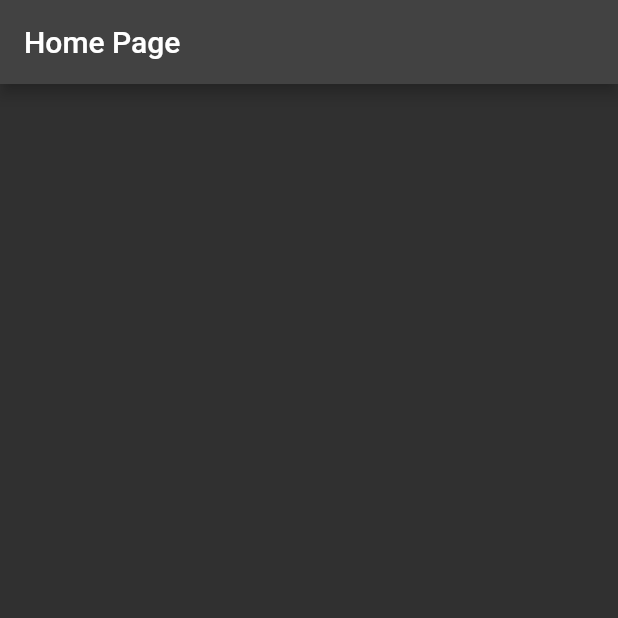
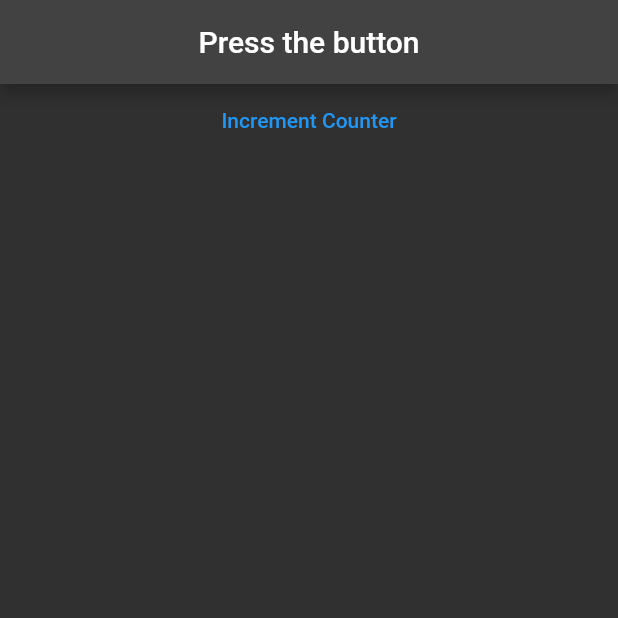
Before and after one commit to AritraPal147/Riverpod-Demo-2, a Flutter app: the screen it shows after launch, on a phone screen of 412 x 824 dp, the top half of it. Run offline on Flutter 3.47's test engine with Material 2 defaults, Android fonts, the phone set to English and light mode, and no system bars; our stand-ins replace hooks_riverpod.

Commit message:
Added Increment Button and its functionality

```diff
--- a/lib/main.dart
+++ b/lib/main.dart
@@ -1,7 +1,9 @@
 import 'package:flutter/material.dart';
+import 'package:hooks_riverpod/hooks_riverpod.dart';
 
 void main() {
-  runApp(MaterialApp(
+  runApp(ProviderScope(
+    child: MaterialApp(
       title: 'Flutter Hooks Demo',
       theme: ThemeData(
         primarySwatch: Colors.blue,
@@ -10,6 +12,7 @@ void main() {
       themeMode: ThemeMode.dark,
       debugShowCheckedModeBanner: false,
       home: const HomePage(),
+    ),
   ));
 }
 
@@ -34,14 +37,55 @@ extension OptionalInfixAddition<T extends num> on T? {
   }
 }
 
-class HomePage extends StatelessWidget {
+class Counter extends StateNotifier<int?> {
+  /// Constructor for [StateNotifier]
+  Counter() : super(null);
+
+  /// Increments value of [state]
+  ///
+  /// If [state] is null (initial state), sets [state] = 1
+  /// otherwise, increases value of state by 1
+  void increment() => state = state == null ? 1 : state + 1;
+}
+
+/// Creates a [StateNotifierProvider] based on our [Counter] class, which is
+/// a [StateNotifier]
+final counterProvider = StateNotifierProvider<Counter, int?>(
+  (ref) => Counter(),
+);
+
+class HomePage extends ConsumerWidget {
   const HomePage({Key? key}) : super(key: key);
 
+  /// [ref] provides a reference to our provider
   @override
-  Widget build(BuildContext context) {
+  Widget build(BuildContext context, WidgetRef ref) {
     return Scaffold(
       appBar: AppBar(
-        title: const Text('Home Page'),
+        title: Consumer(
+          /// There is a [ref] within the [Consumer] widget because this ref allows
+          /// only the [Consumer] widget and its children to be rebuilt
+          /// and not the entire [HomePage] and all its children as it is waste of resources
+          builder: (BuildContext context, WidgetRef ref, Widget? child) {
+            final count = ref.watch(counterProvider);
+            final text =
+                count == null ? 'Press the button' : count.toString();
+            return Center(child: Text(text));
+          },
+        ),
+      ),
+      body: Column(
+        crossAxisAlignment: CrossAxisAlignment.stretch,
+        children: [
+          TextButton(
+
+              /// ref.read() allows us to get a snapshot of the object which is passed
+              /// which allows us to call the increment function.
+              ///
+              /// Since increment() is a void function, it can also be written as below
+              onPressed: ref.read(counterProvider.notifier).increment,
+              child: const Text('Increment Counter')),
+        ],
       ),
     );
   }
```
Lines whose indentation alone changed are shown as unchanged.
